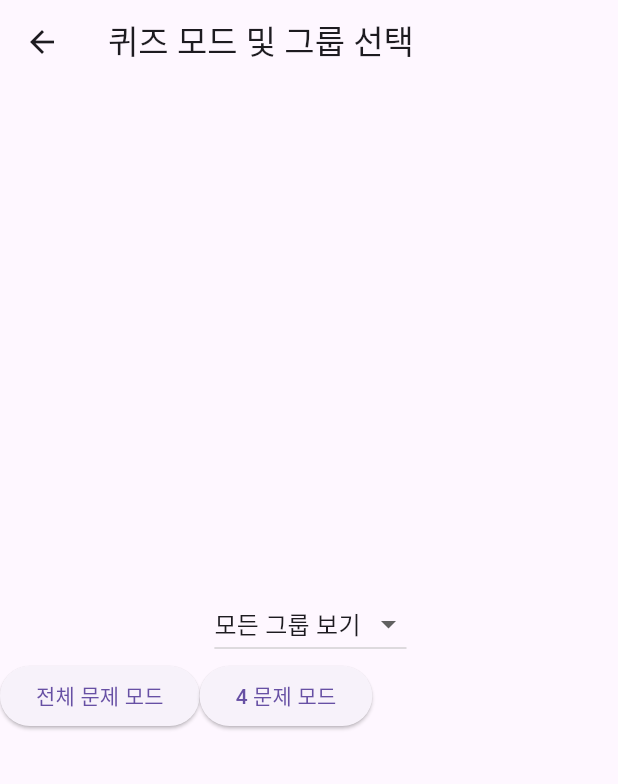
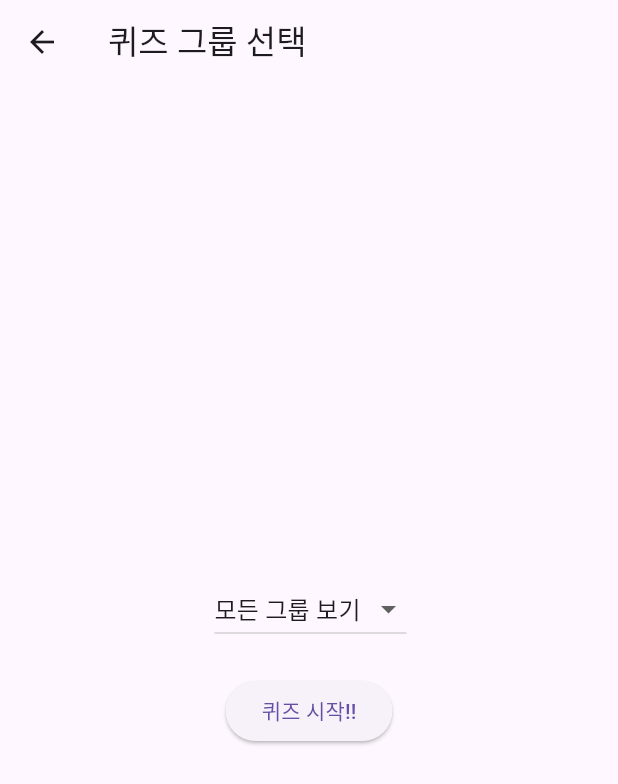
Before and after one commit to aksnd/molipcamp_start, a Flutter app: the ModeSelectionPage screen opened directly, on a phone screen of 412 x 824 dp. Shown: the top 784 px of the screen. Run offline on Flutter 3.47's test engine with Material 3 defaults, Android fonts, the light colour scheme and no system bars; our stand-ins replace contacts_service, flutter_native_contact_picker, image_picker, permission_handler, shared_preferences; missing offline and left inert: a package; accounts and stored records are empty.

Commit message:
quiz-utils

```diff
--- a/lib/mode_select.dart
+++ b/lib/mode_select.dart
@@ -1,6 +1,6 @@
 import 'package:flutter/material.dart';
 import 'whoe_quiz_page.dart';
-import 'simple_quiz_page.dart';
+
 import 'contacts_provider.dart';
 import 'groups_provider.dart';
 import './dialog.dart';
@@ -21,7 +21,7 @@ class _ModeSelectionPageState extends State<ModeSelectionPage> {
         List<String> dropDownGroup = contactsProvider.nowGroup;
         return Scaffold(
           appBar: AppBar(
-            title: Text('퀴즈 모드 및 그룹 선택'),
+            title: Text('퀴즈 그룹 선택'),
           ),
           body: Center(
             child: Column(
@@ -42,8 +42,7 @@ class _ModeSelectionPageState extends State<ModeSelectionPage> {
                       )
                   )
                 ),
-                Row(
-                  children: [
+                SizedBox(height: 20,),
                 ElevatedButton(
                   onPressed: () {
                     Navigator.push(
@@ -53,21 +52,7 @@ class _ModeSelectionPageState extends State<ModeSelectionPage> {
                       ),
                     );
                   },
-                      child: Text('전체 문제 모드'),
-                    ),
-                    ElevatedButton(
-                      onPressed: () {
-                        Navigator.push(
-                          context,
-                          MaterialPageRoute(
-                            builder: (context) => simple_page(),
-                          ),
-                        );
-                      },
-                      child: Text('4 문제 모드'),
-                    ),
-                  ],
-
+                  child: Text('퀴즈 시작!!'),
                 ),
               ],
             ),
--- /dev/null
+++ b/lib/quiz/utils/calculator.dart
@@ -0,0 +1,6 @@
+// quiz_utils.dart
+double calculateCorrectRate(int correctAnswers, int totalQuestions) {
+  if (totalQuestions == 0) return 0;
+  double rate = (correctAnswers / totalQuestions) * 100;
+  return double.parse(rate.toStringAsFixed(2)); // 소수 둘째 자리까지 반올림
+}
--- a/lib/whoe_quiz_page.dart
+++ b/lib/whoe_quiz_page.dart
@@ -23,7 +23,7 @@ class free_page extends StatelessWidget {
       length: 4,
       child: Scaffold(
         appBar: AppBar(
-          title: const Text('퀴즈'),
+          title: const Text('whole ver.'),
           backgroundColor: Colors.pinkAccent,
           bottom: TabBar(
             tabs: [
```
Also changed, not shown: lib/simple_quiz_page.dart (deleted, +0 -49 lines). Lines whose indentation alone changed are shown as unchanged.
